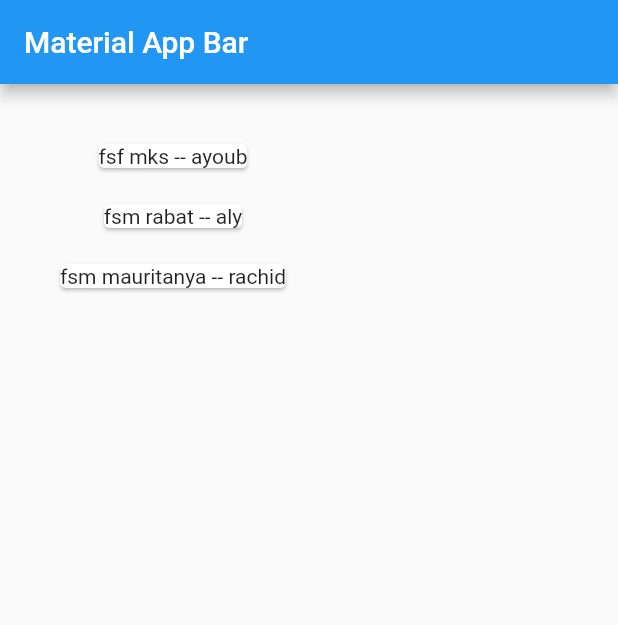
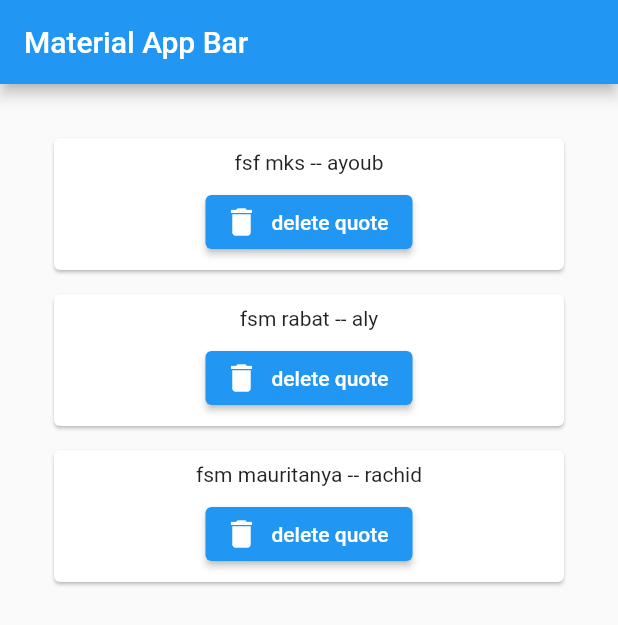
Before and after one commit to ay-learn/list-view, a Flutter app: the screen it shows after launch, on a phone screen of 412 x 824 dp. Shown: the top 625 px of the screen. Run offline on Flutter 3.47's test engine with Material 2 defaults, Android fonts, the phone set to English and light mode, and no system bars.

Commit message:
esay remove

```diff
--- a/lib/cardquote.dart
+++ b/lib/cardquote.dart
@@ -1,17 +1,34 @@
+import 'package:app1/model.dart';
 import 'package:flutter/material.dart';
-import 'package:app1/model.dart';
 
-
-class Mycard extends StatelessWidget {
-    final Quote quote;
-    const Mycard({Key? key, required this.quote}) : super(key: key);
-
+class Mycard extends StatefulWidget {
+  final Quote quote;
+  final VoidCallback? delete;
+  const Mycard({Key? key, required this.quote, required this.delete})
+      : super(key: key);
 
   @override
+  State<Mycard> createState() => _MycardState();
+}
+
+class _MycardState extends State<Mycard> {
+  @override
   Widget build(BuildContext context) {
-    return Padding(
-      padding: EdgeInsets.all(8.0),
-      child: Card(child: Text('${quote.text} -- ${quote.author}')),
+    return Card(
+      margin: const EdgeInsets.all(8.0),
+      child: Padding(
+        padding: const EdgeInsets.all(8.0),
+        child: Column(
+          children: [
+            Text('${widget.quote.text} -- ${widget.quote.author}'),
+            const SizedBox(height: 8),
+            ElevatedButton.icon(
+                onPressed: () => widget.delete,
+                icon: const Icon(Icons.delete),
+                label: const Text('delete quote'))
+          ],
+        ),
+      ),
     );
   }
 }
--- a/lib/main.dart
+++ b/lib/main.dart
@@ -31,8 +31,16 @@ class _MyAppState extends State<MyApp> {
       body: Padding(
         padding: const EdgeInsets.all(28.0),
         child: Column(
+          crossAxisAlignment: CrossAxisAlignment.stretch,
           children: quotes
-              .map((quote) => Mycard(quote:quote))
+              .map((quote) => Mycard(
+                    quote: quote,
+                    delete:(){
+                      setState(() {
+                        quotes.remove(quote);
+                      });
+                    }
+                  ))
               .toList(),
         ),
       ),
```
